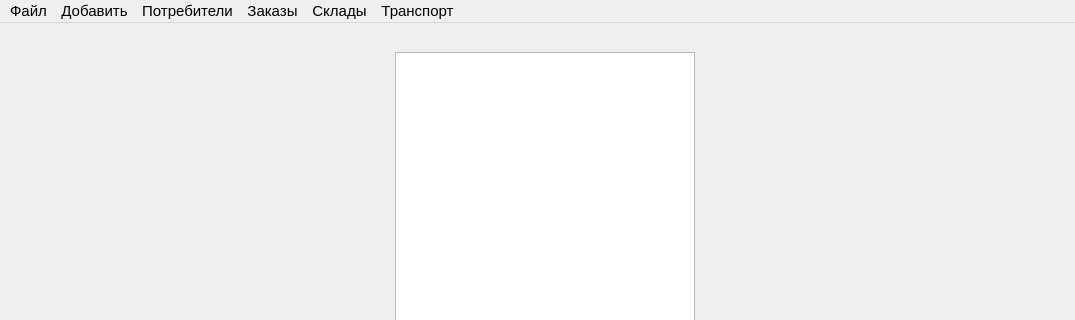
fairay/BachelorDiploma, file src/ui/diploma.ui: the form before one commit; both pictures show x 0 to 1075 and y 0 to 320 of the 1075 by 800 pixel window.
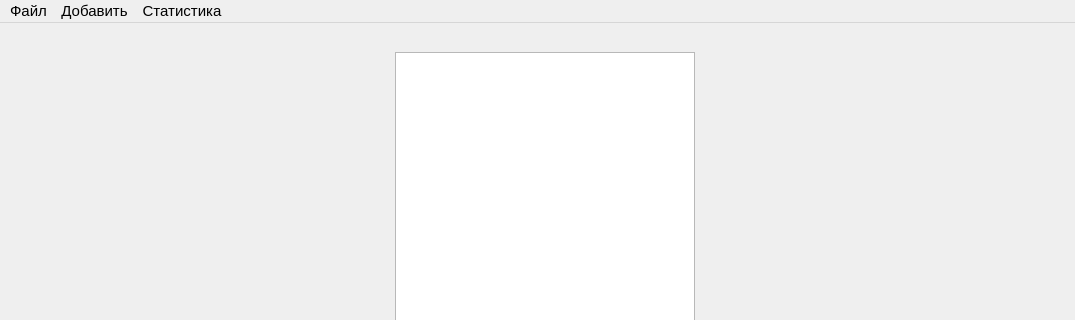
The form after the commit.

The edit to the form file:
```diff
--- a/src/ui/diploma.ui
+++ b/src/ui/diploma.ui
@@ -191,23 +191,12 @@
                     <x>0</x>
                     <y>0</y>
                     <width>1075</width>
-                    <height>26</height>
-                </rect>
-            </property>
-            <widget class="QMenu" name="menu">
+     <height>22</height>
+    </rect>
+   </property>
+   <widget class="QMenu" name="action_stat">
                 <property name="title">
-                    <string>Склады</string>
-                </property>
-                <addaction name="action"/>
-            </widget>
-            <widget class="QMenu" name="menu_2">
-                <property name="title">
-                    <string>Потребители</string>
-                </property>
-            </widget>
-            <widget class="QMenu" name="menu_3">
-                <property name="title">
-                    <string>Заказы</string>
+     <string>Статистика</string>
                 </property>
             </widget>
             <widget class="QMenu" name="menu_4">
@@ -217,12 +206,6 @@
                 <addaction name="import_action"/>
                 <addaction name="export_action"/>
             </widget>
-            <widget class="QMenu" name="menu_7">
-                <property name="title">
-                    <string>Транспорт</string>
-                </property>
-                <addaction name="action_11"/>
-            </widget>
             <widget class="QMenu" name="menu_5">
                 <property name="title">
                     <string>Добавить</string>
@@ -233,10 +216,7 @@
             </widget>
             <addaction name="menu_4"/>
             <addaction name="menu_5"/>
-            <addaction name="menu_2"/>
-            <addaction name="menu_3"/>
-            <addaction name="menu"/>
-            <addaction name="menu_7"/>
+   <addaction name="action_stat"/>
         </widget>
         <widget class="QStatusBar" name="statusbar"/>
         <action name="action">
```
Lines whose indentation alone changed are shown as unchanged.
